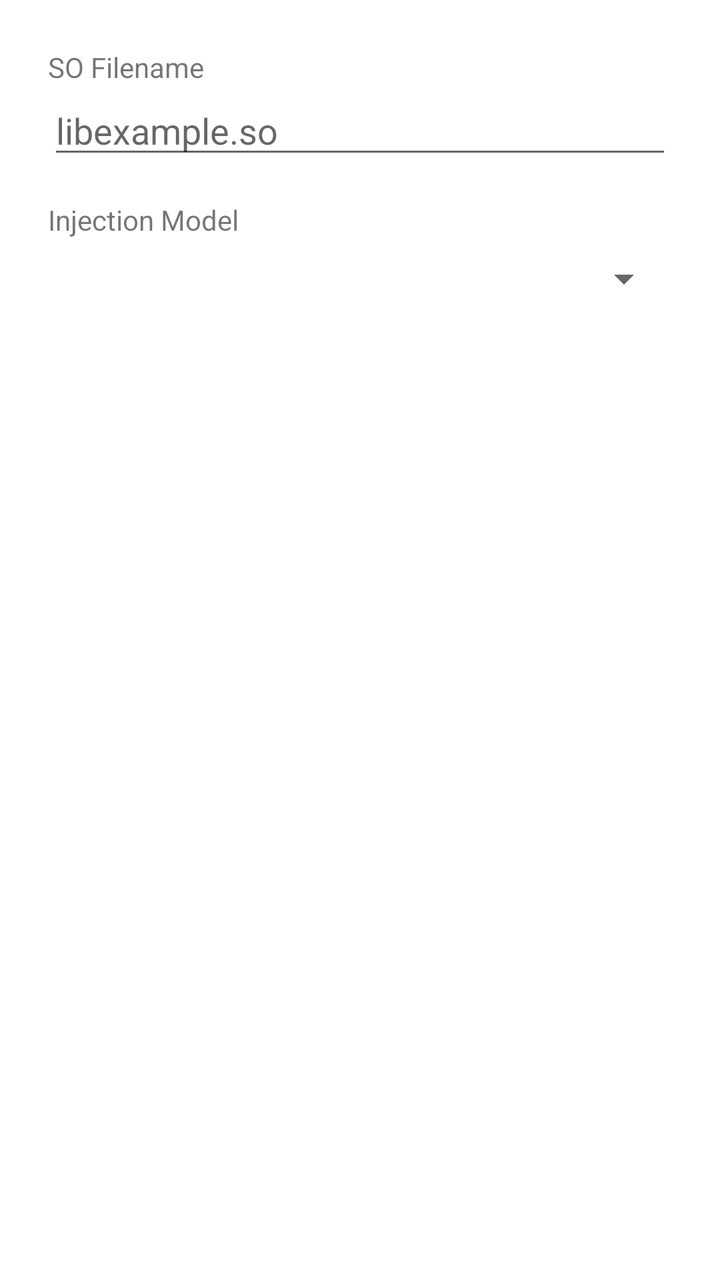
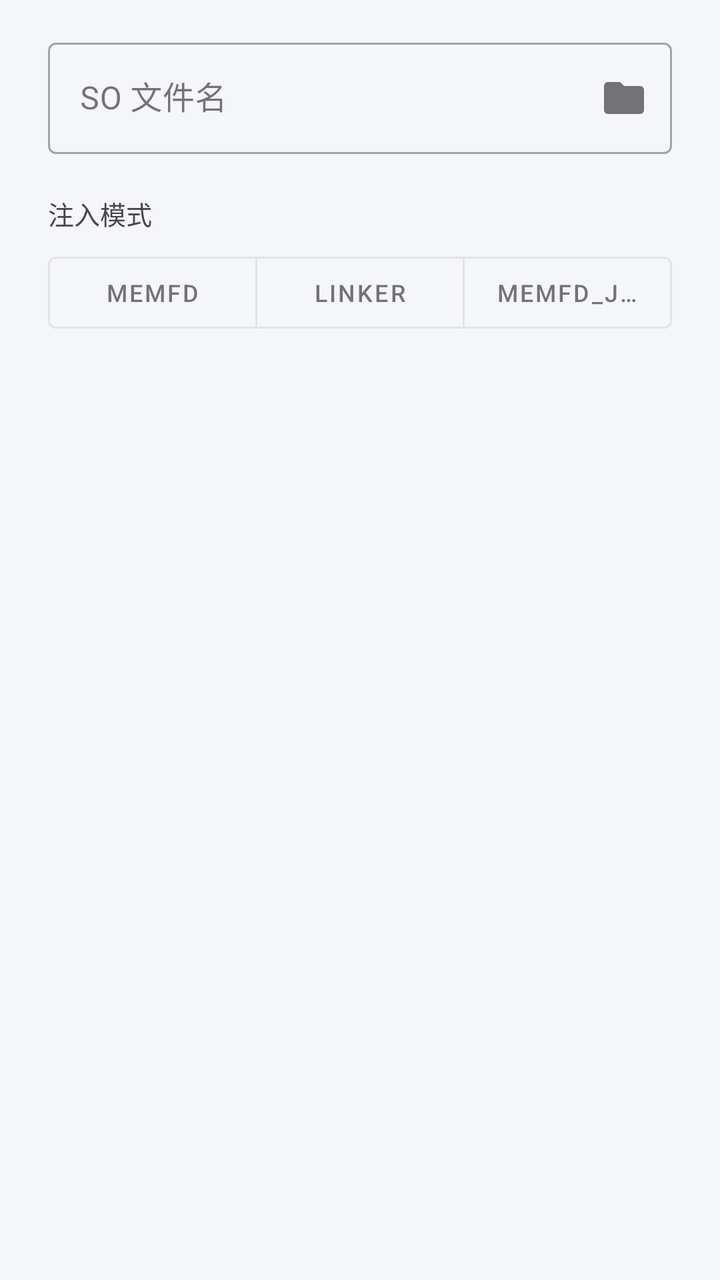

The first picture is an Android layout as it rendered before a commit; the second is the same layout after the commit. The layout source and the unified diff follow.
<!-- AndroidManifest.xml: application theme Theme.ZygiskInject -->
<!-- res/layout/dialog_edit_config.xml -->
<?xml version="1.0" encoding="utf-8"?>
<LinearLayout xmlns:android="http://schemas.android.com/apk/res/android"
    android:layout_width="match_parent"
    android:layout_height="wrap_content"
    android:orientation="vertical"
    android:padding="24dp">

    <TextView
        android:layout_width="wrap_content"
        android:layout_height="wrap_content"
        android:text="SO Filename"
        android:textSize="14sp" />

    <EditText
        android:id="@+id/etSoName"
        android:layout_width="match_parent"
        android:layout_height="wrap_content"
        android:hint="libexample.so"
        android:inputType="text" />

    <TextView
        android:layout_width="wrap_content"
        android:layout_height="wrap_content"
        android:layout_marginTop="16dp"
        android:text="Injection Model"
        android:textSize="14sp" />

    <Spinner
        android:id="@+id/spinnerModel"
        android:layout_width="match_parent"
        android:layout_height="wrap_content"
        android:layout_marginTop="8dp" />

</LinearLayout>
<!-- resources referenced by this layout -->
<resources>
  <style name="Theme.ZygiskInject" parent="Theme.MaterialComponents.DayNight.DarkActionBar">
          <item name="colorPrimary">@color/purple_500</item>
          <item name="colorPrimaryVariant">@color/purple_700</item>
          <item name="colorOnPrimary">@color/white</item>
          <item name="colorSecondary">@color/teal_200</item>
          <item name="colorSecondaryVariant">@color/teal_700</item>
          <item name="colorOnSecondary">@color/black</item>
          <item name="android:statusBarColor">?attr/colorPrimaryVariant</item>
      </style>
  <color name="purple_500">#FF6200EE</color>
  <color name="purple_700">#FF3700B3</color>
  <color name="white">#FFFFFFFF</color>
  <color name="teal_200">#FF03DAC5</color>
  <color name="teal_700">#FF018786</color>
  <color name="black">#FF000000</color>
</resources>

<!-- the commit's change to res/layout/dialog_edit_config.xml (unified diff, before → after) -->
@@ -1,34 +1,76 @@
 <?xml version="1.0" encoding="utf-8"?>
 <LinearLayout xmlns:android="http://schemas.android.com/apk/res/android"
+    xmlns:app="http://schemas.android.com/apk/res-auto"
     android:layout_width="match_parent"
     android:layout_height="wrap_content"
     android:orientation="vertical"
-    android:padding="24dp">
+    android:paddingStart="24dp"
+    android:paddingEnd="24dp"
+    android:paddingTop="16dp"
+    android:paddingBottom="8dp">
+
+    <com.google.android.material.textfield.TextInputLayout
+        android:id="@+id/tilSoName"
+        android:layout_width="match_parent"
+        android:layout_height="wrap_content"
+        style="@style/Widget.MaterialComponents.TextInputLayout.OutlinedBox"
+        app:endIconMode="custom"
+        app:endIconDrawable="@drawable/ic_folder"
+        app:endIconContentDescription="@string/picker_tmp_title"
+        android:hint="@string/dialog_label_so_name">
+
+        <com.google.android.material.textfield.TextInputEditText
+            android:id="@+id/etSoName"
+            android:layout_width="match_parent"
+            android:layout_height="wrap_content"
+            android:inputType="text"
+            android:maxLines="1" />
+
+    </com.google.android.material.textfield.TextInputLayout>
 
     <TextView
         android:layout_width="wrap_content"
         android:layout_height="wrap_content"
-        android:text="SO Filename"
-        android:textSize="14sp" />
+        android:layout_marginTop="20dp"
+        android:layout_marginBottom="6dp"
+        android:text="@string/dialog_label_inject_model"
+        android:textColor="@color/text_secondary"
+        android:textSize="13sp" />
 
-    <EditText
-        android:id="@+id/etSoName"
+    <com.google.android.material.button.MaterialButtonToggleGroup
+        android:id="@+id/toggleModel"
         android:layout_width="match_parent"
         android:layout_height="wrap_content"
-        android:hint="libexample.so"
-        android:inputType="text" />
+        app:singleSelection="true"
+        app:selectionRequired="true">
 
-    <TextView
-        android:layout_width="wrap_content"
-        android:layout_height="wrap_content"
-        android:layout_marginTop="16dp"
-        android:text="Injection Model"
-        android:textSize="14sp" />
+        <com.google.android.material.button.MaterialButton
+            android:id="@+id/btnMemfd"
+            style="?attr/materialButtonOutlinedStyle"
+            android:layout_width="0dp"
+            android:layout_height="wrap_content"
+            android:layout_weight="1"
+            android:text="memfd"
+            android:textSize="12sp" />
 
-    <Spinner
-        android:id="@+id/spinnerModel"
-        android:layout_width="match_parent"
-        android:layout_height="wrap_content"
-        android:layout_marginTop="8dp" />
+        <com.google.android.material.button.MaterialButton
+            android:id="@+id/btnLinker"
+            style="?attr/materialButtonOutlinedStyle"
+            android:layout_width="0dp"
+            android:layout_height="wrap_content"
+            android:layout_weight="1"
+            android:text="linker"
+            android:textSize="12sp" />
+
+        <com.google.android.material.button.MaterialButton
+            android:id="@+id/btnJit"
+            style="?attr/materialButtonOutlinedStyle"
+            android:layout_width="0dp"
+            android:layout_height="wrap_content"
+            android:layout_weight="1"
+            android:text="memfd_jit"
+            android:textSize="12sp" />
+
+    </com.google.android.material.button.MaterialButtonToggleGroup>
 
 </LinearLayout>
<!-- resource entries referenced after the edit -->
@@ -1,19 +1,61 @@
 <!-- resources referenced by this layout -->
 <resources>
-  <style name="Theme.ZygiskInject" parent="Theme.MaterialComponents.DayNight.DarkActionBar">
-          <item name="colorPrimary">@color/purple_500</item>
-          <item name="colorPrimaryVariant">@color/purple_700</item>
+  <color name="text_secondary">#FF49454F</color>
+  <!-- drawable ic_folder (drawable) -->
+  <vector xmlns:android="http://schemas.android.com/apk/res/android"
+      android:width="24dp"
+      android:height="24dp"
+      android:viewportWidth="24"
+      android:viewportHeight="24"
+      android:tint="?attr/colorOnSurface">
+      <path
+          android:fillColor="@android:color/white"
+          android:pathData="M10,4H4c-1.1,0 -1.99,0.9 -1.99,2L2,18c0,1.1 0.9,2 2,2h16c1.1,0 2,-0.9 2,-2V8c0,-1.1 -0.9,-2 -2,-2h-8l-2,-2z"/>
+  </vector>
+  <string name="dialog_label_inject_model">注入模式</string>
+  <string name="dialog_label_so_name">SO 文件名</string>
+  <string name="picker_tmp_title">选择 /data/local/tmp 文件</string>
+  <style name="Theme.ZygiskInject" parent="Theme.MaterialComponents.DayNight.NoActionBar">
+          <item name="colorPrimary">@color/brand_primary</item>
+          <item name="colorPrimaryVariant">@color/brand_primary_variant</item>
           <item name="colorOnPrimary">@color/white</item>
-          <item name="colorSecondary">@color/teal_200</item>
-          <item name="colorSecondaryVariant">@color/teal_700</item>
-          <item name="colorOnSecondary">@color/black</item>
-          <item name="android:statusBarColor">?attr/colorPrimaryVariant</item>
+          <item name="colorSecondary">@color/brand_accent</item>
+          <item name="colorOnSecondary">@color/white</item>
+  
+          <item name="android:colorBackground">@color/bg_window</item>
+          <item name="colorSurface">@color/bg_surface</item>
+          <item name="colorOnSurface">@color/text_primary</item>
+  
+          <item name="android:textColorPrimary">@color/text_primary</item>
+          <item name="android:textColorSecondary">@color/text_secondary</item>
+  
+          <item name="android:statusBarColor">@color/bg_window</item>
+          <item name="android:windowLightStatusBar">true</item>
+  
+          <item name="android:navigationBarColor">@color/bg_window</item>
+          <item name="android:windowLightNavigationBar">true</item>
+  
+          <item name="materialAlertDialogTheme">@style/ThemeOverlay.ZygiskInject.Dialog</item>
+          <item name="toolbarStyle">@style/Widget.ZygiskInject.Toolbar</item>
       </style>
-  <color name="purple_500">#FF6200EE</color>
-  <color name="purple_700">#FF3700B3</color>
+  <color name="brand_primary">#5B8DEE</color>
+  <color name="brand_primary_variant">#3B6FD0</color>
   <color name="white">#FFFFFFFF</color>
-  <color name="teal_200">#FF03DAC5</color>
-  <color name="teal_700">#FF018786</color>
-  <color name="black">#FF000000</color>
+  <color name="brand_accent">#7C4DFF</color>
+  <color name="bg_window">#F4F6F9</color>
+  <color name="bg_surface">#FFFFFF</color>
+  <color name="text_primary">#FF1C1B1F</color>
+  <style name="ThemeOverlay.ZygiskInject.Dialog" parent="ThemeOverlay.MaterialComponents.MaterialAlertDialog">
+          <item name="colorPrimary">@color/brand_primary</item>
+      </style>
+  <style name="Widget.ZygiskInject.Toolbar" parent="Widget.MaterialComponents.Toolbar.Surface">
+          <item name="titleTextAppearance">@style/TextAppearance.ZygiskInject.Title</item>
+          <item name="android:elevation">0dp</item>
+          <item name="elevation">0dp</item>
+      </style>
+  <style name="TextAppearance.ZygiskInject.Title" parent="TextAppearance.MaterialComponents.Headline6">
+          <item name="android:textStyle">bold</item>
+          <item name="android:textColor">@color/text_primary</item>
+      </style>
 </resources>
 
